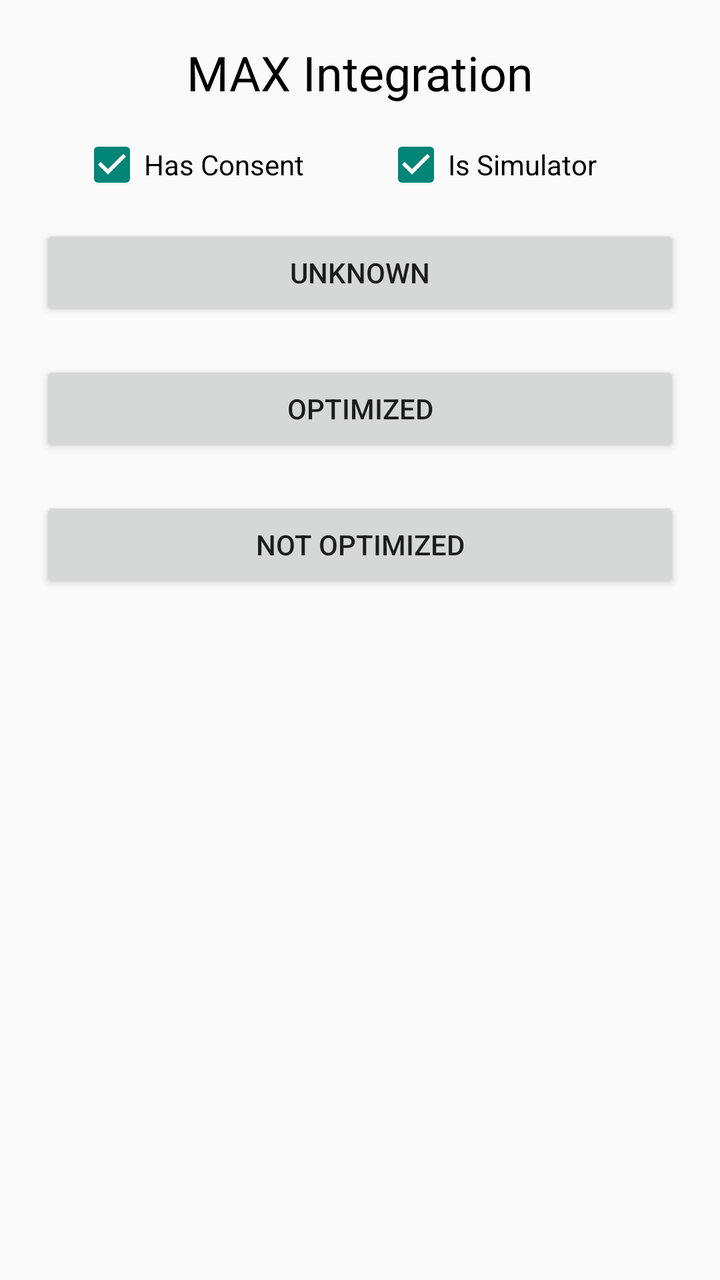
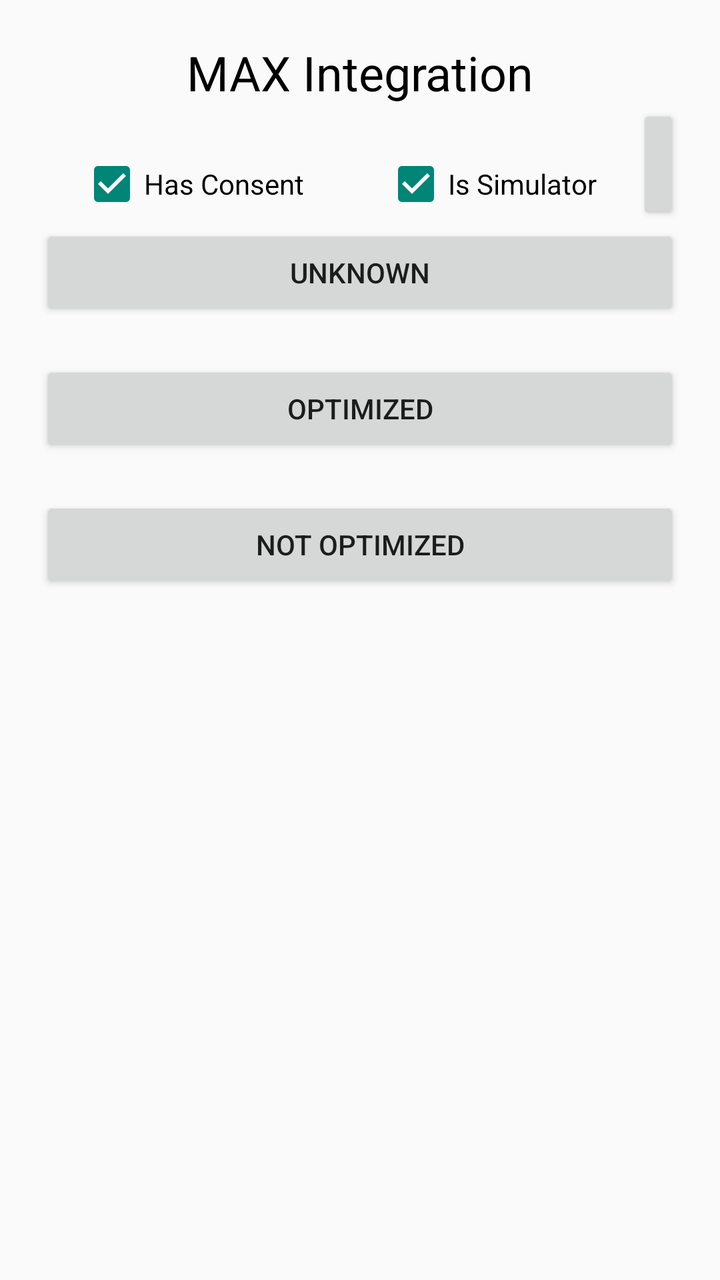

Compare the two renders of this Android layout. The source of the first and the diff that turns it into the second are given below.
<!-- AndroidManifest.xml: application theme AppTheme -->
<!-- res/layout/activity_main.xml -->
<?xml version="1.0" encoding="utf-8"?>
<androidx.constraintlayout.widget.ConstraintLayout xmlns:android="http://schemas.android.com/apk/res/android"
    xmlns:app="http://schemas.android.com/apk/res-auto"
    xmlns:tools="http://schemas.android.com/tools"
    android:layout_width="match_parent"
    android:layout_height="match_parent">

    <FrameLayout
        android:id="@+id/frameLayout"
        android:layout_width="match_parent"
        android:layout_height="match_parent"
        android:layout_marginStart="20dp"
        android:layout_marginTop="20dp"
        android:layout_marginEnd="20dp"
        android:layout_marginBottom="20dp"
        android:orientation="vertical"
        app:layout_constraintBottom_toBottomOf="parent"
        app:layout_constraintEnd_toEndOf="parent"
        app:layout_constraintStart_toStartOf="parent"
        app:layout_constraintTop_toTopOf="parent">

        <LinearLayout
            android:layout_width="match_parent"
            android:layout_height="match_parent"
            android:orientation="vertical">

            <TextView
                android:id="@+id/title"
                android:layout_width="match_parent"
                android:layout_height="wrap_content"
                android:gravity="center"
                android:text="MAX Integration"
                android:textColor="#000000"
                android:textSize="24sp" />

            <LinearLayout
                android:layout_width="match_parent"
                android:layout_height="60dp"
                android:orientation="horizontal">

                <CheckBox
                    android:id="@+id/hasConsent"
                    android:layout_width="wrap_content"
                    android:layout_height="wrap_content"
                    android:checked="true"
                    android:layout_margin="20dp"
                    android:text="Has Consent" />

                <CheckBox
                    android:id="@+id/isSimulator"
                    android:layout_width="wrap_content"
                    android:layout_height="wrap_content"
                    android:layout_margin="20dp"
                    android:checked="true"
                    android:text="Is Simulator" />
            </LinearLayout>

            <LinearLayout
                android:id="@+id/groupView"
                android:layout_width="match_parent"
                android:layout_height="wrap_content"
                android:orientation="vertical">

                <Button
                    android:id="@+id/unknown"
                    android:layout_width="match_parent"
                    android:layout_height="wrap_content"
                    android:layout_marginBottom="20dp"
                    android:text="Unknown" />

                <Button
                    android:id="@+id/optimized"
                    android:layout_width="match_parent"
                    android:layout_height="wrap_content"
                    android:layout_marginBottom="20dp"
                    android:text="Optimized" />

                <Button
                    android:id="@+id/notOptimized"
                    android:layout_width="match_parent"
                    android:layout_height="wrap_content"
                    android:layout_marginBottom="20dp"
                    android:text="Not optimized" />
            </LinearLayout>

            <com.nefta.max.InterstitialUi
                android:id="@+id/interstitial"
                android:layout_width="match_parent"
                android:layout_height="wrap_content"
                android:orientation="vertical"
                android:visibility="gone">

                <LinearLayout
                    android:layout_width="match_parent"
                    android:layout_height="wrap_content"
                    android:orientation="horizontal">

                    <Switch
                        android:id="@+id/interstitial_load"
                        android:layout_width="wrap_content"
                        android:layout_height="wrap_content"
                        android:text="Load Interstitial" />

                    <Button

                        android:id="@+id/interstitial_show"
                        android:layout_width="wrap_content"
                        android:layout_height="wrap_content"
                        android:background="@drawable/button"
                        android:foregroundGravity="center"
                        android:text="Show Interstitial"
                        android:textColor="#FFFFFF" />
                </LinearLayout>

                <TextView
                    android:id="@+id/interstitial_status"
                    android:layout_width="match_parent"
                    android:layout_height="wrap_content"
                    android:singleLine="false"
                    android:text="Status"
                    android:textColor="#000000" />
            </com.nefta.max.InterstitialUi>

            <com.nefta.max.RewardedUi
                android:id="@+id/rewarded"
                android:layout_width="match_parent"
                android:layout_height="wrap_content"
                android:orientation="vertical"
                android:visibility="gone">

                <LinearLayout
                    android:layout_width="match_parent"
                    android:layout_height="wrap_content"
                    android:orientation="horizontal">

                    <Switch
                        android:id="@+id/rewarded_load"
                        android:layout_height="wrap_content"
                        android:layout_width="wrap_content"
                        android:layout_marginLeft="20dp"
                        android:text="Load Rewarded" />

                    <Button
                        android:id="@+id/rewarded_show"
                        android:layout_height="wrap_content"
                        android:layout_margin="5dp"
                        android:background="@drawable/button"
                        android:foregroundGravity="center"
                        android:layout_width="wrap_content"
                        android:text="Show Rewarded"
                        android:textColor="#FFFFFF" />

                </LinearLayout>

                <TextView
                    android:id="@+id/rewarded_status"
                    android:layout_width="match_parent"
                    android:layout_height="wrap_content"
                    android:layout_span="2"
                    android:singleLine="false"
                    android:text="Status"
                    android:textColor="#000000" />
            </com.nefta.max.RewardedUi>

            <com.nefta.max.InterstitialSim
                android:id="@+id/interstitialSim"
                android:layout_width="match_parent"
                android:layout_height="wrap_content"
                android:layout_marginBottom="20dp"
                android:orientation="vertical"
                android:visibility="gone">

                <LinearLayout
                    android:layout_width="match_parent"
                    android:layout_height="wrap_content"
                    android:orientation="horizontal">

                    <Switch
                        android:id="@+id/interstitialSim_load"
                        android:layout_width="wrap_content"
                        android:layout_height="30dp"
                        android:text="Load Interstitial" />

                    <Button
                        android:id="@+id/interstitialSim_show"
                        android:layout_width="wrap_content"
                        android:layout_height="30dp"
                        android:layout_marginLeft="40dp"
                        android:background="@drawable/button"
                        android:foregroundGravity="center"
                        android:text="Show"
                        android:textColor="#FFFFFF" />
                </LinearLayout>


                <TextView
                    android:id="@+id/interstitialSim_statusA"
                    android:layout_width="wrap_content"
                    android:layout_height="30dp"
                    android:singleLine="false"
                    android:text="A"
                    android:textAlignment="center"
                    android:textColor="#000000" />

                <LinearLayout
                    android:layout_width="match_parent"
                    android:layout_height="wrap_content"
                    android:orientation="horizontal">

                    <Button
                        android:id="@+id/interstitialSim_fill3A"
                        android:layout_width="70dp"
                        android:layout_height="30dp"
                        android:layout_marginRight="5dp"
                        android:background="@drawable/button"
                        android:foregroundGravity="center"
                        android:text="Fill 3"
                        android:textColor="#FFFFFF" />

                    <Button
                        android:id="@+id/interstitialSim_fill2A"
                        android:layout_width="70dp"
                        android:layout_height="30dp"
                        android:layout_marginRight="5dp"
                        android:background="@drawable/button"
                        android:foregroundGravity="center"
                        android:text="Fill 2"
                        android:textColor="#FFFFFF" />

                    <Button
                        android:id="@+id/interstitialSim_fill1A"
                        android:layout_width="70dp"
                        android:layout_height="30dp"
                        android:layout_marginRight="5dp"
                        android:background="@drawable/button"
                        android:foregroundGravity="center"
                        android:text="Fill 1"
                        android:textColor="#FFFFFF" />

                    <Button
                        android:id="@+id/interstitialSim_noFillA"
                        android:layout_width="70dp"
                        android:layout_height="30dp"
                        android:layout_marginRight="5dp"
                        android:background="@drawable/button"
                        android:foregroundGravity="center"
                        android:text="No Fill"
                        android:textColor="#FFFFFF" />

                    <Button
                        android:id="@+id/interstitialSim_OtherA"
                        android:layout_width="70dp"
                        android:layout_height="30dp"
                        android:background="@drawable/button"
                        android:foregroundGravity="center"
                        android:text="Other"
                        android:textColor="#FFFFFF" />
                </LinearLayout>

                <TextView
                    android:id="@+id/interstitialSim_statusB"
                    android:layout_width="wrap_content"
                    android:layout_height="30dp"
                    android:singleLine="false"
                    android:text="B"
                    android:textAlignment="center"
                    android:textColor="#000000" />

                <LinearLayout
                    android:layout_width="match_parent"
                    android:layout_height="wrap_content"
                    android:orientation="horizontal">

                    <Button
                        android:id="@+id/interstitialSim_fill3B"
                        android:layout_width="70dp"
                        android:layout_height="30dp"
                        android:layout_marginRight="5dp"
                        android:background="@drawable/button"
                        android:foregroundGravity="center"
                        android:text="Fill 3"
                        android:textColor="#FFFFFF" />

                    <Button
                        android:id="@+id/interstitialSim_fill2B"
                        android:layout_width="70dp"
                        android:layout_height="30dp"
                        android:layout_marginRight="5dp"
                        android:background="@drawable/button"
                        android:foregroundGravity="center"
                        android:text="Fill 2"
                        android:textColor="#FFFFFF" />

                    <Button
                        android:id="@+id/interstitialSim_fill1B"
                        android:layout_width="70dp"
                        android:layout_height="30dp"
                        android:layout_marginRight="5dp"
                        android:background="@drawable/button"
                        android:foregroundGravity="center"
                        android:text="Fill 1"
                        android:textColor="#FFFFFF" />

                    <Button
                        android:id="@+id/interstitialSim_noFillB"
                        android:layout_width="70dp"
                        android:layout_height="30dp"
                        android:layout_marginRight="5dp"
                        android:background="@drawable/button"
                        android:foregroundGravity="center"
                        android:text="No Fill"
                        android:textColor="#FFFFFF" />

                    <Button
                        android:id="@+id/interstitialSim_OtherB"
                        android:layout_width="70dp"
                        android:layout_height="30dp"
                        android:background="@drawable/button"
                        android:foregroundGravity="center"
                        android:text="Other"
                        android:textColor="#FFFFFF" />
                </LinearLayout>

                <TextView
                    android:id="@+id/interstitialSim_statusD"
                    android:layout_width="wrap_content"
                    android:layout_height="30dp"
                    android:singleLine="false"
                    android:text="D"
                    android:textAlignment="center"
                    android:textColor="#000000" />

                <LinearLayout
                    android:layout_width="match_parent"
                    android:layout_height="wrap_content"
                    android:orientation="horizontal">

                    <Button
                        android:id="@+id/interstitialSim_fill3D"
                        android:layout_width="70dp"
                        android:layout_height="30dp"
                        android:layout_marginRight="5dp"
                        android:background="@drawable/button"
                        android:foregroundGravity="center"
                        android:text="Fill 3"
                        android:textColor="#FFFFFF" />

                    <Button
                        android:id="@+id/interstitialSim_fill2D"
                        android:layout_width="70dp"
                        android:layout_height="30dp"
                        android:layout_marginRight="5dp"
                        android:background="@drawable/button"
                        android:foregroundGravity="center"
                        android:text="Fill 2"
                        android:textColor="#FFFFFF" />

                    <Button
                        android:id="@+id/interstitialSim_fill1D"
                        android:layout_width="70dp"
                        android:layout_height="30dp"
                        android:layout_marginRight="5dp"
                        android:background="@drawable/button"
                        android:foregroundGravity="center"
                        android:text="Fill 1"
                        android:textColor="#FFFFFF" />

                    <Button
                        android:id="@+id/interstitialSim_noFillD"
                        android:layout_width="70dp"
                        android:layout_height="30dp"
                        android:layout_marginRight="5dp"
                        android:background="@drawable/button"
                        android:foregroundGravity="center"
                        android:text="No Fill"
                        android:textColor="#FFFFFF" />

                    <Button
                        android:id="@+id/interstitialSim_OtherD"
                        android:layout_width="70dp"
                        android:layout_height="30dp"
                        android:background="@drawable/button"
                        android:foregroundGravity="center"
                        android:text="Other"
                        android:textColor="#FFFFFF" />
                </LinearLayout>

                <TextView
                    android:id="@+id/interstitialSim_status"
                    android:layout_width="wrap_content"
                    android:layout_height="30dp"
                    android:singleLine="false"
                    android:text="Status"
                    android:textColor="#000000" />

            </com.nefta.max.InterstitialSim>

            <com.nefta.max.RewardedSim
                android:id="@+id/rewardedSim"
                android:layout_width="match_parent"
                android:layout_height="wrap_content"
                android:orientation="vertical"
                android:visibility="gone">

                <LinearLayout
                    android:layout_width="match_parent"
                    android:layout_height="30dp"
                    android:orientation="horizontal">

                    <Switch
                        android:id="@+id/rewardedSim_load"
                        android:layout_width="wrap_content"
                        android:layout_height="30dp"
                        android:text="Load Rewarded" />

                    <Button
                        android:id="@+id/rewardedSim_show"
                        android:layout_width="wrap_content"
                        android:layout_height="30dp"
                        android:layout_marginLeft="40dp"
                        android:background="@drawable/button"
                        android:foregroundGravity="center"
                        android:text="Show"
                        android:textColor="#FFFFFF" />
                </LinearLayout>

                <TextView
                    android:id="@+id/rewardedSim_statusA"
                    android:layout_width="match_parent"
                    android:layout_height="30dp"
                    android:singleLine="false"
                    android:text="A"
                    android:textAlignment="center"
                    android:textColor="#000000" />

                <LinearLayout
                    android:layout_width="match_parent"
                    android:layout_height="30dp"
                    android:orientation="horizontal">

                    <Button
                        android:id="@+id/rewardedSim_fill3A"
                        android:layout_width="70dp"
                        android:layout_height="30dp"
                        android:layout_marginRight="5dp"
                        android:background="@drawable/button"
                        android:foregroundGravity="center"
                        android:text="Fill 3"
                        android:textColor="#FFFFFF" />

                    <Button
                        android:id="@+id/rewardedSim_fill2A"
                        android:layout_width="70dp"
                        android:layout_height="30dp"
                        android:layout_marginRight="5dp"
                        android:background="@drawable/button"
                        android:foregroundGravity="center"
                        android:text="Fill 2"
                        android:textColor="#FFFFFF" />

                    <Button
                        android:id="@+id/rewardedSim_fill1A"
                        android:layout_width="70dp"
                        android:layout_height="30dp"
                        android:layout_marginRight="5dp"
                        android:background="@drawable/button"
                        android:foregroundGravity="center"
                        android:text="Fill 1"
                        android:textColor="#FFFFFF" />

                    <Button
                        android:id="@+id/rewardedSim_noFillA"
                        android:layout_width="70dp"
                        android:layout_height="30dp"
                        android:layout_marginRight="5dp"
                        android:background="@drawable/button"
                        android:foregroundGravity="center"
                        android:text="No Fill"
                        android:textColor="#FFFFFF" />

                    <Button
                        android:id="@+id/rewardedSim_OtherA"
                        android:layout_width="70dp"
                        android:layout_height="30dp"
                        android:background="@drawable/button"
                        android:foregroundGravity="center"
                        android:text="Other"
                        android:textColor="#FFFFFF" />
                </LinearLayout>

                <TextView
                    android:id="@+id/rewardedSim_statusB"
                    android:layout_width="match_parent"
                    android:layout_height="30dp"
                    android:singleLine="false"
                    android:text="B"
                    android:textAlignment="center"
                    android:textColor="#000000" />

                <LinearLayout
                    android:layout_width="match_parent"
                    android:layout_height="30dp"
                    android:orientation="horizontal">

                    <Button
                        android:id="@+id/rewardedSim_fill3B"
                        android:layout_width="70dp"
                        android:layout_height="30dp"
                        android:layout_marginRight="5dp"
                        android:background="@drawable/button"
                        android:foregroundGravity="center"
                        android:text="Fill 3"
                        android:textColor="#FFFFFF" />

                    <Button
                        android:id="@+id/rewardedSim_fill2B"
                        android:layout_width="70dp"
                        android:layout_height="30dp"
                        android:layout_marginRight="5dp"
                        android:background="@drawable/button"
                        android:foregroundGravity="center"
                        android:minWidth="0dp"
                        android:text="Fill 2"
                        android:textColor="#FFFFFF" />

                    <Button
                        android:id="@+id/rewardedSim_fill1B"
                        android:layout_width="70dp"
                        android:layout_height="30dp"
                        android:layout_marginRight="5dp"
                        android:background="@drawable/button"
                        android:foregroundGravity="center"
                        android:minWidth="0dp"
                        android:text="Fill 1"
                        android:textColor="#FFFFFF" />

                    <Button
                        android:id="@+id/rewardedSim_noFillB"
                        android:layout_width="70dp"
                        android:layout_height="30dp"
                        android:layout_marginRight="5dp"
                        android:background="@drawable/button"
                        android:foregroundGravity="center"
                        android:minWidth="0dp"
                        android:text="No Fill"
                        android:textColor="#FFFFFF" />

                    <Button
                        android:id="@+id/rewardedSim_OtherB"
                        android:layout_width="70dp"
                        android:layout_height="30dp"
                        android:background="@drawable/button"
                        android:foregroundGravity="center"
                        android:text="Other"
                        android:textColor="#FFFFFF" />
                </LinearLayout>


                <TextView
                    android:id="@+id/rewardedSim_statusD"
                    android:layout_width="match_parent"
                    android:layout_height="30dp"
                    android:singleLine="false"
                    android:text="D"
                    android:textAlignment="center"
                    android:textColor="#000000" />

                <LinearLayout
                    android:layout_width="match_parent"
                    android:layout_height="30dp"
                    android:orientation="horizontal">

                    <Button
                        android:id="@+id/rewardedSim_fill3D"
                        android:layout_width="70dp"
                        android:layout_height="30dp"
                        android:layout_marginRight="5dp"
                        android:background="@drawable/button"
                        android:foregroundGravity="center"
                        android:text="Fill 3"
                        android:textColor="#FFFFFF" />

                    <Button
                        android:id="@+id/rewardedSim_fill2D"
                        android:layout_width="70dp"
                        android:layout_height="30dp"
                        android:layout_marginRight="5dp"
                        android:background="@drawable/button"
                        android:foregroundGravity="center"
                        android:text="Fill 2"
                        android:textColor="#FFFFFF" />

                    <Button
                        android:id="@+id/rewardedSim_fill1D"
                        android:layout_width="70dp"
                        android:layout_height="30dp"
                        android:layout_marginRight="5dp"
                        android:background="@drawable/button"
                        android:foregroundGravity="center"
                        android:text="Fill 1"
                        android:textColor="#FFFFFF" />

                    <Button
                        android:id="@+id/rewardedSim_noFillD"
                        android:layout_width="70dp"
                        android:layout_height="30dp"
                        android:layout_marginRight="5dp"
                        android:background="@drawable/button"
                        android:foregroundGravity="center"
                        android:text="No Fill"
                        android:textColor="#FFFFFF" />

                    <Button
                        android:id="@+id/rewardedSim_OtherD"
                        android:layout_width="70dp"
                        android:layout_height="30dp"
                        android:background="@drawable/button"
                        android:foregroundGravity="center"
                        android:text="Other"
                        android:textColor="#FFFFFF" />
                </LinearLayout>


                <TextView
                    android:id="@+id/rewardedSim_status"
                    android:layout_width="match_parent"
                    android:layout_height="30dp"
                    android:layout_span="4"
                    android:singleLine="false"
                    android:text="Status"
                    android:textColor="#000000" />
            </com.nefta.max.RewardedSim>

        </LinearLayout>

    </FrameLayout>
</androidx.constraintlayout.widget.ConstraintLayout>
<!-- resources referenced by this layout -->
<resources>
  <!-- drawable button (drawable) -->
  <?xml version="1.0" encoding="utf-8"?>
  <selector xmlns:android="http://schemas.android.com/apk/res/android">
      <item android:state_enabled="false" android:drawable="@color/button_disabled" />
      <item android:state_enabled="true" android:drawable="@color/button_enabled" />
  </selector>
  <style name="AppTheme" parent="Theme.AppCompat.Light.DarkActionBar">
          
      </style>
  <color name="button_disabled">#FFD3D3D3</color>
  <color name="button_enabled">#7d3ba2</color>
</resources>

<!-- the commit's change to res/layout/activity_main.xml (unified diff, before → after) -->
@@ -53,6 +53,12 @@
                     android:layout_margin="20dp"
                     android:checked="true"
                     android:text="Is Simulator" />
+
+                <Button
+                    android:id="@+id/misc"
+                    android:layout_width="wrap_content"
+                    android:layout_height="wrap_content"
+                    android:text="MISC" />
             </LinearLayout>
 
             <LinearLayout
